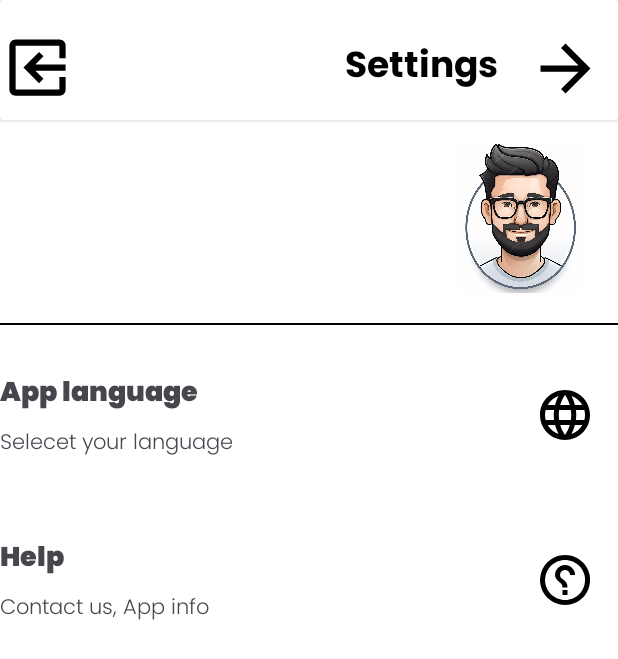
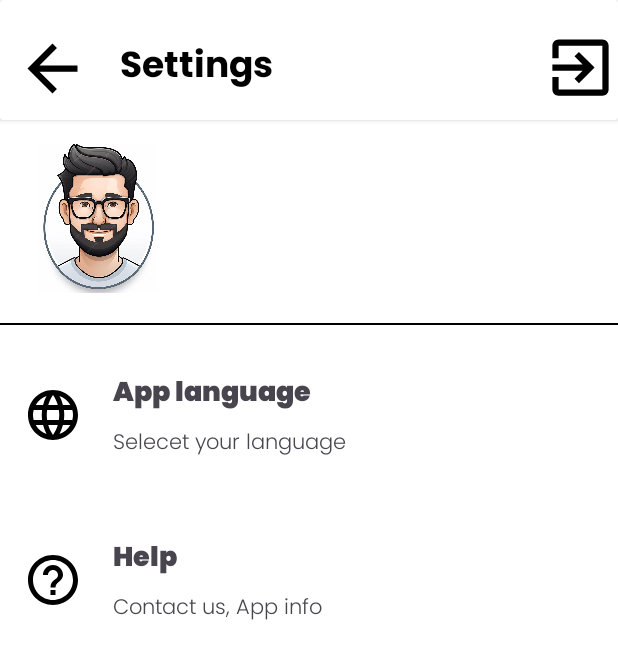
Before and after one commit to Galal-20/Essen, an Android app: the ProfileActivity screen opened directly, with no data from a screen before it, on a phone screen of 412 x 824 dp. Shown: the top 659 px of the screen. Run offline under Robolectric (Android 15) with nearby library versions, the phone set to English and light mode, and no system bars; our stand-ins replace Firebase (no records; nobody signed in at launch, a user with empty details on screens opened directly); Roboto replaces fonts that are not available here.

Commit message:
Handle some ui

```diff
--- a/app/src/main/java/com/example/essen/Activities/Profile/ProfileActivity.java
+++ b/app/src/main/java/com/example/essen/Activities/Profile/ProfileActivity.java
@@ -181,17 +181,16 @@ public class ProfileActivity extends AppCompatActivity {
         startActivity(intent);
     }
 
-    // Apply locale before activity initialization
     private void applyLocale() {
         SharedPreferences sharedPreferences = getSharedPreferences(PREFS_NAME, Context.MODE_PRIVATE);
-        String selectedLanguage = sharedPreferences.getString("selectedLanguage", "ar");
+        String selectedLanguage = sharedPreferences.getString("selectedLanguage", "en");
         updateLocale(this, selectedLanguage);
     }
 
     @Override
     protected void attachBaseContext(Context newBase) {
         SharedPreferences sharedPreferences = newBase.getSharedPreferences(PREFS_NAME, Context.MODE_PRIVATE);
-        String selectedLanguage = sharedPreferences.getString("selectedLanguage", "ar");
+        String selectedLanguage = sharedPreferences.getString("selectedLanguage", "en");
         Context context = updateLocale(newBase, selectedLanguage);
         super.attachBaseContext(context);
     }
--- a/app/src/main/res/layout/calendar_item.xml
+++ b/app/src/main/res/layout/calendar_item.xml
@@ -1,6 +1,6 @@
 <androidx.cardview.widget.CardView xmlns:android="http://schemas.android.com/apk/res/android"
     xmlns:app="http://schemas.android.com/apk/res-auto"
-    android:layout_width="100dp"
+    android:layout_width="110dp"
     android:layout_height="60dp"
     android:layout_margin="4dp"
     app:cardCornerRadius="15dp"
--- a/app/src/main/res/layout/fragment_meal_plan.xml
+++ b/app/src/main/res/layout/fragment_meal_plan.xml
@@ -187,7 +187,8 @@
         app:layout_constraintBottom_toBottomOf="parent"
         app:layout_constraintEnd_toEndOf="parent"
         app:layout_constraintStart_toStartOf="parent"
-        app:layout_constraintTop_toBottomOf="@id/card_country">
+        android:layout_marginTop="10dp"
+        app:layout_constraintTop_toBottomOf="@id/calendar_recycler_view">
 
         <androidx.recyclerview.widget.RecyclerView
             android:id="@+id/food_recycler_view"
```
